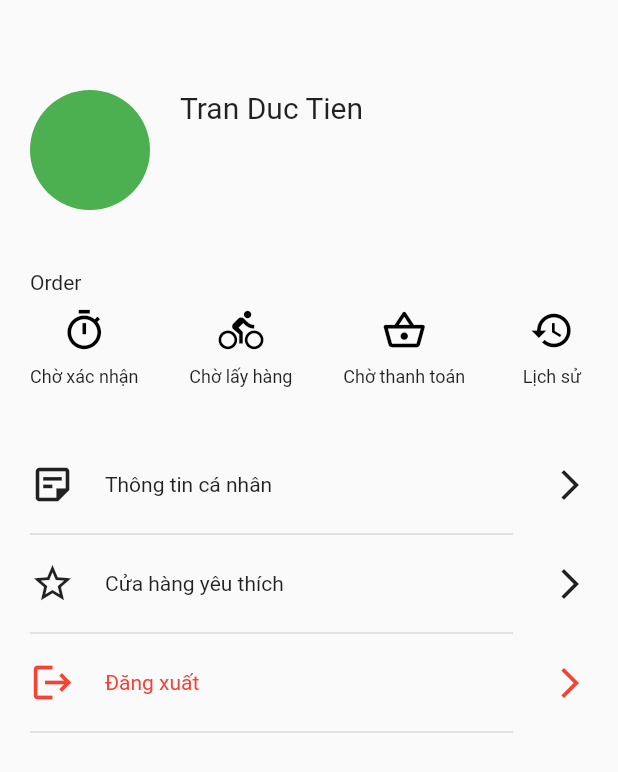
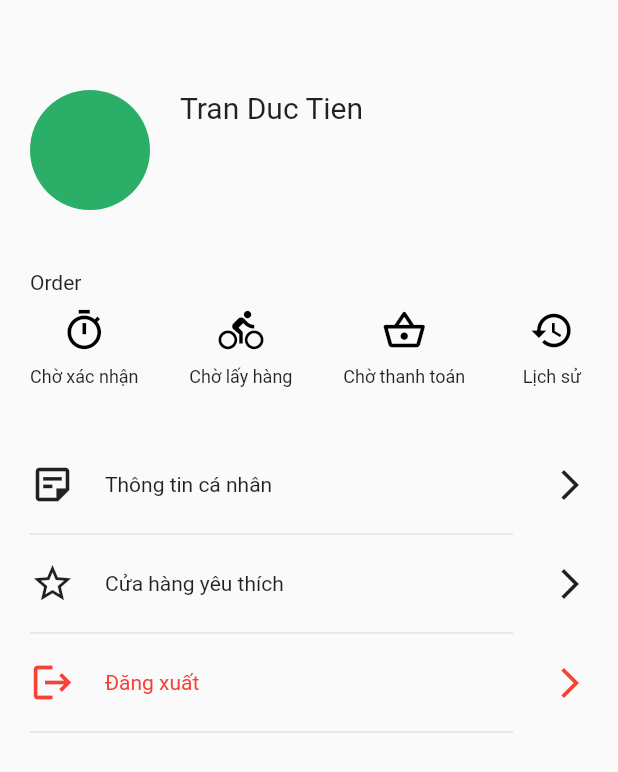
Before and after one commit to tienjtran/customer_cheapee, a Flutter app: the ProfileScreen screen opened directly, on a phone screen of 412 x 824 dp. Shown: the top 772 px of the screen. Run offline on Flutter 3.47's test engine with Material 2 defaults, Android fonts, the phone set to English and light mode, and no system bars; our stand-ins replace flutter_icons, flutter_money_formatter.

Commit message:
[Mobile][C7][CA-36] Change colors

```diff
--- a/lib/views/ui/profile.dart
+++ b/lib/views/ui/profile.dart
@@ -29,7 +29,7 @@ class ProfileScreen extends StatelessWidget {
               crossAxisAlignment: CrossAxisAlignment.start,
               children: [
                 CircleAvatar(
-                  backgroundColor: Colors.green,
+                  backgroundColor: AppColors.strongGreen,
                   radius: 40,
                 ),
                 Container(
@@ -60,7 +60,7 @@ class ProfileScreen extends StatelessWidget {
                     IconButton(
                       icon: Icon(
                         Icons.timer_outlined,
-                        color: Colors.black,
+                        color: AppColors.black,
                       ),
                       onPressed: _navigateToConfirmOrderScreen,
                       iconSize: 30,
@@ -77,7 +77,7 @@ class ProfileScreen extends StatelessWidget {
                     IconButton(
                       icon: Icon(
                         Icons.directions_bike_outlined,
-                        color: Colors.black,
+                        color: AppColors.black,
                       ),
                       onPressed: _navigateToWaitToCollectScreen,
                       iconSize: 30,
@@ -94,7 +94,7 @@ class ProfileScreen extends StatelessWidget {
                     IconButton(
                       icon: Icon(
                         Icons.shopping_basket_outlined,
-                        color: Colors.black,
+                        color: AppColors.black,
                       ),
                       onPressed: _navigateToWaitForPaymentScreen,
                       iconSize: 30,
@@ -111,7 +111,7 @@ class ProfileScreen extends StatelessWidget {
                     IconButton(
                       icon: Icon(
                         Icons.history,
-                        color: Colors.black,
+                        color: AppColors.black,
                       ),
                       onPressed: _navigateToOrderHistoryScreen,
                       iconSize: 30,
@@ -151,7 +151,7 @@ class ProfileScreen extends StatelessWidget {
                     ],
                   ),
                   Divider(
-                    color: Color.fromRGBO(263, 263, 263, 0.2),
+                    color: AppColors.lightGrey,
                     endIndent: 50,
                   ),
                   Row(
@@ -177,7 +177,7 @@ class ProfileScreen extends StatelessWidget {
                     ],
                   ),
                   Divider(
-                    color: Color.fromRGBO(263, 263, 263, 0.2),
+                    color: AppColors.lightGrey,
                     endIndent: 50,
                   ),
                   Row(
@@ -191,14 +191,14 @@ class ProfileScreen extends StatelessWidget {
                             Icon(
                               Icons.logout,
                               size: 30,
-                              color: Colors.red,
+                              color: AppColors.red,
                             ),
                             Container(
                               padding: const EdgeInsets.only(left: 20),
                               child: Text(
                                 'Đăng xuất',
                                 style: TextStyle(
-                                  color: Colors.red,
+                                  color: AppColors.red,
                                 ),
                               ),
                             )
@@ -207,12 +207,12 @@ class ProfileScreen extends StatelessWidget {
                       ),
                       Icon(
                         Icons.arrow_forward_ios,
-                        color: Colors.red,
+                        color: AppColors.red,
                       ),
                     ],
                   ),
                   Divider(
-                    color: Color.fromRGBO(263, 263, 263, 0.2),
+                    color: AppColors.lightGrey,
                     endIndent: 50,
                   ),
                 ],
```
